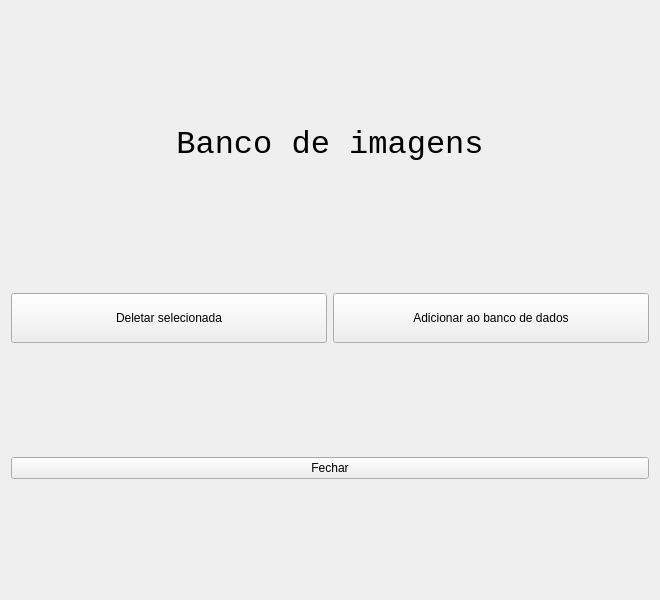
First picture: the form in src/ui/training_gallery.ui, repository YanVictorSN/access-control-project, before the edit.
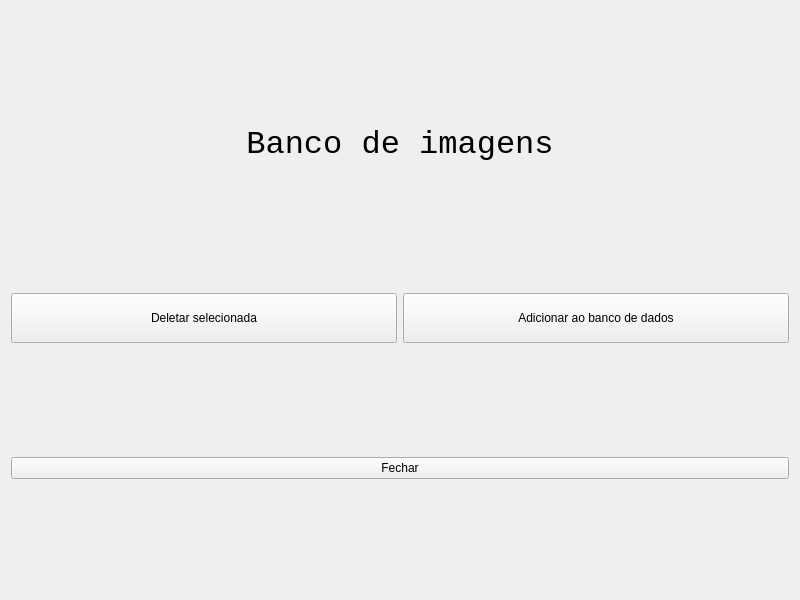
Second picture: the form after the edit.

Commit message: refactor: setting minimum size 800x600

```diff
--- a/src/ui/training_gallery.ui
+++ b/src/ui/training_gallery.ui
@@ -6,10 +6,16 @@
    <rect>
     <x>0</x>
     <y>0</y>
-    <width>660</width>
+    <width>800</width>
     <height>600</height>
    </rect>
   </property>
+  <property name="minimumSize">
+   <size>
+    <width>800</width>
+    <height>600</height>
+   </size>
+  </property>
   <property name="windowTitle">
    <string>4Safety</string>
   </property>
```
The commit also changes 2 other files.
